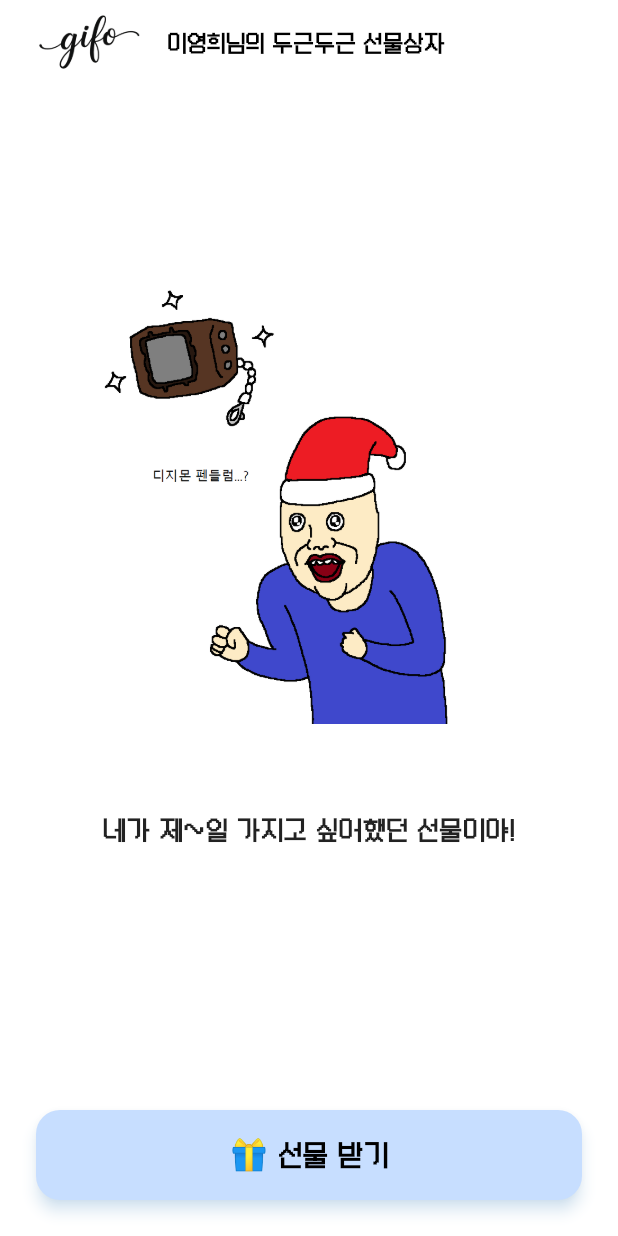
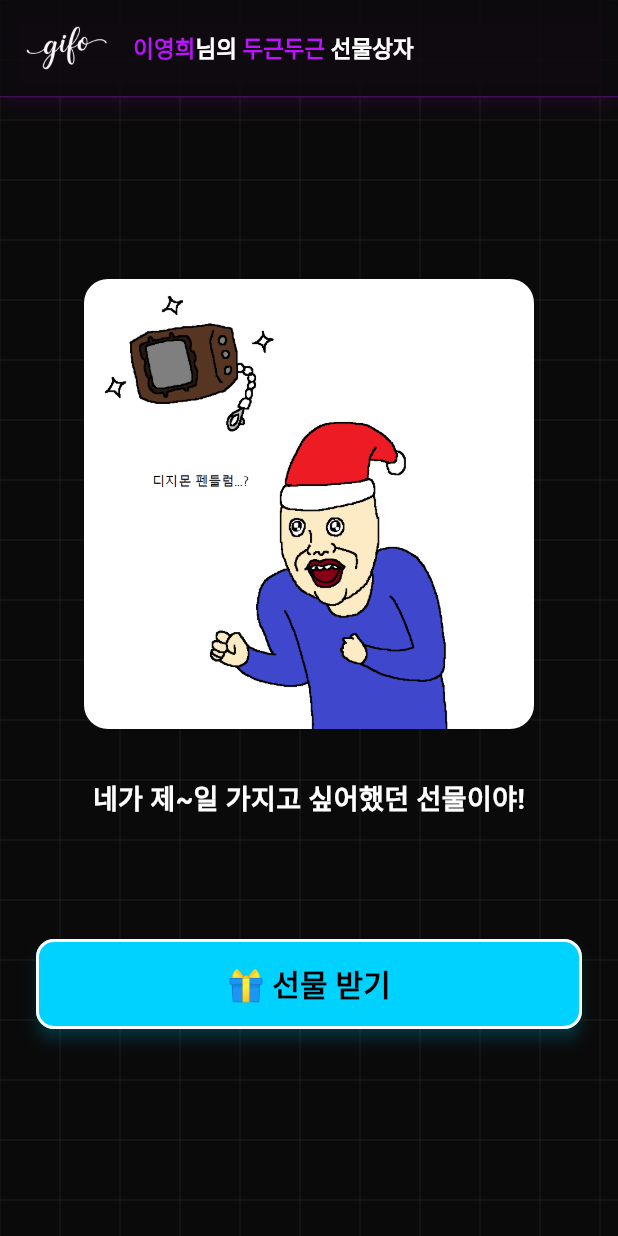
Before and after one commit to Team-gifo/gifo-front, a Flutter app: the UnboxingView screen opened by its route, on a phone screen of 412 x 824 dp. Run offline on Flutter 3.47's test engine with Material 3 defaults, Android fonts, the phone set to English and light mode, and no system bars; our stand-ins replace animated_text_kit, confetti, dio, equatable, flutter_bloc, flutter_dotenv and 10 more; missing offline and left inert: barcode, universal_web; generated files the repository leaves out were written again; Roboto replaces fonts that are missing (WantedSans).

Commit message:
design: #48 선물 바로 오픈 View - 디자인 개선

```diff
--- a/lib/features/content/presentation/unboxing/unboxing_view.dart
+++ b/lib/features/content/presentation/unboxing/unboxing_view.dart
@@ -1,7 +1,12 @@
 import 'package:flutter/material.dart';
 import 'package:flutter_bloc/flutter_bloc.dart';
+import 'package:go_router/go_router.dart';
+import 'package:url_launcher/url_launcher.dart';
 
 import '../../../../core/blocs/download/download_bloc.dart';
+import '../../../../core/constants/app_breakpoints.dart';
+import '../../../../core/constants/app_colors.dart';
+import '../../../../core/widgets/grid_background_painter.dart';
 import '../../application/unboxing/unboxing_bloc.dart';
 import '../result/result_view.dart';
 
@@ -26,7 +31,7 @@ class _UnboxingViewState extends State<UnboxingView> {
   @override
   Widget build(BuildContext context) {
     final Size size = MediaQuery.of(context).size;
-    final bool isDesktop = size.width > 900;
+    final bool isDesktop = size.width >= AppBreakpoints.desktop;
 
     return BlocConsumer<UnboxingBloc, UnboxingState>(
       listener: (BuildContext context, UnboxingState state) {
@@ -49,124 +54,213 @@ class _UnboxingViewState extends State<UnboxingView> {
         if (state.unboxingContent == null) {
           return Title(
             title: 'Happy Birthday, ${state.userName} | Gifo',
-            color: Colors.black,
+            color: AppColors.darkBg,
             child: const Scaffold(
-              body: Center(child: CircularProgressIndicator()),
+              backgroundColor: AppColors.darkBg,
+              body: Center(
+                child: CircularProgressIndicator(color: AppColors.neonPurple),
+              ),
             ),
           );
         }
 
         return Title(
           title: 'Happy Birthday, ${state.userName} | Gifo',
-          color: Colors.black,
+          color: AppColors.darkBg,
           child: Scaffold(
-            backgroundColor: Colors.white,
-            appBar: _buildAppBar(state, size),
-          body: SafeArea(
-            child: Center(
-              child: SingleChildScrollView(
-                child: Padding(
-                  padding: const EdgeInsets.symmetric(horizontal: 24.0),
-                  child: Column(
-                    mainAxisAlignment: MainAxisAlignment.center,
-                    children: <Widget>[
-                      if (isDesktop) const SizedBox(height: 48),
-                      Container(
-                        constraints: const BoxConstraints(maxWidth: 700),
-                        padding: const EdgeInsets.all(32.0),
-                        child: Column(
-                          children: <Widget>[
-                            ClipRRect(
-                              borderRadius: BorderRadius.circular(16.0),
-                              child: Image.asset(
-                                state.unboxingContent!.beforeOpen.imageUrl,
-                                fit: BoxFit.contain,
-                                width: double.infinity,
-                                height: isDesktop ? 500 : 350,
-                              ),
-                            ),
-                            const SizedBox(height: 32),
-                            Text(
-                              state.unboxingContent!.beforeOpen.description,
-                              textAlign: TextAlign.center,
-                              style: const TextStyle(
-                                fontSize: 18,
-                                color: Colors.black87,
-                                fontWeight: FontWeight.w600,
-                                height: 1.5,
-                              ),
-                            ),
-                          ],
-                        ),
-                      ),
-                      const SizedBox(height: 48),
-                      if (isDesktop) _buildReceiveButton(isDesktop: true),
-                      if (isDesktop) const SizedBox(height: 48),
-                    ],
+            backgroundColor: AppColors.darkBg,
+            body: SafeArea(
+              child: Stack(
+                children: <Widget>[
+                  Positioned.fill(
+                    child: CustomPaint(painter: GridBackgroundPainter()),
                   ),
-                ),
+                  Positioned.fill(
+                    top: size.width < AppBreakpoints.tablet ? 64 : 72,
+                    child: _buildBody(context, isDesktop, state, size),
+                  ),
+                  Positioned(
+                    top: 0,
+                    left: 0,
+                    right: 0,
+                    child: _buildAppBar(state, size),
+                  ),
+                ],
               ),
             ),
           ),
-          bottomNavigationBar: isDesktop
-              ? null
-              : SafeArea(
-                  child: Padding(
-                    padding: const EdgeInsets.all(24.0),
-                    child: _buildReceiveButton(isDesktop: false),
-                  ),
-                ),
-        ));
+        );
       },
     );
   }
 
-  PreferredSizeWidget _buildAppBar(UnboxingState state, Size size) {
-    return AppBar(
-      automaticallyImplyLeading: false,
-      backgroundColor: Colors.white,
-      elevation: 0,
-      title: Padding(
-        padding: const EdgeInsets.symmetric(horizontal: 8.0),
-        child: Row(
+  Widget _buildAppBar(UnboxingState state, Size size) {
+    final bool isMobileOrSmall = size.width < AppBreakpoints.tablet;
+
+    return Container(
+      decoration: BoxDecoration(
+        color: AppColors.darkBg.withValues(alpha: 0.8),
+        border: Border(
+          bottom: BorderSide(
+            color: AppColors.neonPurple.withValues(alpha: 0.3),
+            width: 1,
+          ),
+        ),
+        boxShadow: <BoxShadow>[
+          BoxShadow(
+            color: AppColors.neonPurple.withValues(alpha: 0.1),
+            blurRadius: 10,
+            offset: const Offset(0, 4),
+          ),
+        ],
+      ),
+      child: AppBar(
+        toolbarHeight: isMobileOrSmall ? 64.0 : 72.0,
+        primary: false,
+        backgroundColor: Colors.transparent,
+        elevation: 0,
+        automaticallyImplyLeading: false,
+        centerTitle: false,
+        titleSpacing: isMobileOrSmall ? 16.0 : 32.0,
+        title: Row(
+          mainAxisSize: MainAxisSize.min,
           children: <Widget>[
-            Image.asset('assets/images/title_logo.png', height: 50),
+            MouseRegion(
+              cursor: SystemMouseCursors.click,
+              child: GestureDetector(
+                onTap: () async {
+                  final Uri homeUri = Uri.base.resolve('/');
+                  if (await canLaunchUrl(homeUri)) {
+                    await launchUrl(homeUri, webOnlyWindowName: '_blank');
+                  } else {
+                    if (context.mounted) context.go('/');
+                  }
+                },
+                child: Image.asset(
+                  'assets/images/title_logo.png',
+                  height: isMobileOrSmall ? 40 : 48,
+                  color: Colors.white,
+                ),
+              ),
+            ),
             const SizedBox(width: 16),
-            if (size.width > 600)
+            if (size.width >= AppBreakpoints.tablet)
               RichText(
                 text: TextSpan(
                   style: const TextStyle(
                     fontSize: 20,
-                    color: Colors.black,
+                    color: Colors.white,
                     fontWeight: FontWeight.bold,
+                    fontFamily: 'WantedSans',
                   ),
                   children: <InlineSpan>[
                     TextSpan(
                       text: state.userName,
-                      style: const TextStyle(color: Colors.blue),
+                      style: const TextStyle(color: AppColors.neonPurple),
                     ),
                     const TextSpan(text: '님의 '),
                     TextSpan(
-                      text: state.subTitle,
-                      style: const TextStyle(color: Colors.blue),
+                      text: state.subTitle.isNotEmpty ? state.subTitle : '',
+                      style: const TextStyle(color: AppColors.neonPurple),
                     ),
                     const TextSpan(text: ' 선물상자'),
                   ],
                 ),
               )
             else
-              Expanded(
-                child: Text(
-                  '${state.userName}님의 ${state.subTitle} 선물상자',
-                  style: const TextStyle(
-                    fontSize: 16,
-                    color: Colors.black,
-                    fontWeight: FontWeight.bold,
+              Flexible(
+                child: RichText(
+                  overflow: TextOverflow.ellipsis,
+                  text: TextSpan(
+                    style: const TextStyle(
+                      fontSize: 15,
+                      color: Colors.white,
+                      fontWeight: FontWeight.bold,
+                      fontFamily: 'WantedSans',
+                    ),
+                    children: <InlineSpan>[
+                      TextSpan(
+                        text: state.userName,
+                        style: const TextStyle(color: AppColors.neonPurple),
+                      ),
+                      const TextSpan(text: '님의 '),
+                      TextSpan(
+                        text: state.subTitle.isNotEmpty ? state.subTitle : '',
+                        style: const TextStyle(color: AppColors.neonPurple),
+                      ),
+                      const TextSpan(text: ' 선물상자'),
+                    ],
                   ),
-                  overflow: TextOverflow.ellipsis,
                 ),
               ),
           ],
+        ),
+      ),
+    );
+  }
+
+  Widget _buildBody(
+    BuildContext context,
+    bool isDesktop,
+    UnboxingState state,
+    Size size,
+  ) {
+    double imgMaxWidth;
+    double imgMaxHeight;
+
+    if (size.width >= AppBreakpoints.desktop) {
+      imgMaxWidth = 600;
+      imgMaxHeight = 400;
+    } else if (size.width >= AppBreakpoints.tablet) {
+      imgMaxWidth = 500;
+      imgMaxHeight = 350;
+    } else {
+      imgMaxWidth = double.infinity;
+      imgMaxHeight = 300;
+    }
+
+    return Center(
+      child: SingleChildScrollView(
+        child: Padding(
+          padding: const EdgeInsets.symmetric(horizontal: 24.0),
+          child: Column(
+            mainAxisAlignment: MainAxisAlignment.center,
+            children: <Widget>[
+              if (isDesktop) const SizedBox(height: 64),
+              Container(
+                constraints: const BoxConstraints(maxWidth: 700),
+                padding: const EdgeInsets.all(32.0),
+                child: Column(
+                  children: <Widget>[
+                    ClipRRect(
+                      borderRadius: BorderRadius.circular(16.0),
+                      child: Image.asset(
+                        state.unboxingContent!.beforeOpen.imageUrl,
+                        fit: BoxFit.contain,
+                        width: imgMaxWidth,
+                        height: imgMaxHeight,
+                      ),
+                    ),
+                    const SizedBox(height: 32),
+                    Text(
+                      state.unboxingContent!.beforeOpen.description,
+                      textAlign: TextAlign.center,
+                      style: const TextStyle(
+                        fontSize: 18,
+                        color: Colors.white,
+                        fontWeight: FontWeight.w600,
+                        fontFamily: 'WantedSans',
+                        height: 1.5,
+                      ),
+                    ),
+                  ],
+                ),
+              ),
+              const SizedBox(height: 48),
+              _buildReceiveButton(isDesktop: isDesktop),
+              const SizedBox(height: 48),
+            ],
+          ),
         ),
       ),
     );
@@ -180,22 +274,31 @@ class _UnboxingViewState extends State<UnboxingView> {
         duration: const Duration(milliseconds: 200),
         transform: Matrix4.translationValues(0, _isHovering ? -5 : 0, 0),
         width: isDesktop ? 400 : double.infinity,
+        constraints: const BoxConstraints(maxWidth: 400),
         height: 60,
         child: ElevatedButton(
           onPressed: () =>
               context.read<UnboxingBloc>().add(const ReceiveGift()),
           style: ElevatedButton.styleFrom(
-            backgroundColor: const Color(0xFFC7DEFF),
+            backgroundColor: AppColors.neonBlue,
             foregroundColor: Colors.black,
             elevation: _isHovering ? 8 : 4,
-            shadowColor: Colors.blue.withValues(alpha: 0.3),
+            shadowColor: AppColors.neonBlue.withValues(alpha: 0.5),
             shape: RoundedRectangleBorder(
-              borderRadius: BorderRadius.circular(16.0),
+              borderRadius: BorderRadius.circular(12.0),
+              side: const BorderSide(
+                color: Colors.white,
+                width: 2,
+              ), // 네온 스타일 보더
             ),
           ),
           child: const Text(
             '🎁 선물 받기',
-            style: TextStyle(fontSize: 20, fontWeight: FontWeight.bold),
+            style: TextStyle(
+              fontSize: 20,
+              fontWeight: FontWeight.bold,
+              fontFamily: 'WantedSans',
+            ),
           ),
         ),
       ),
```
